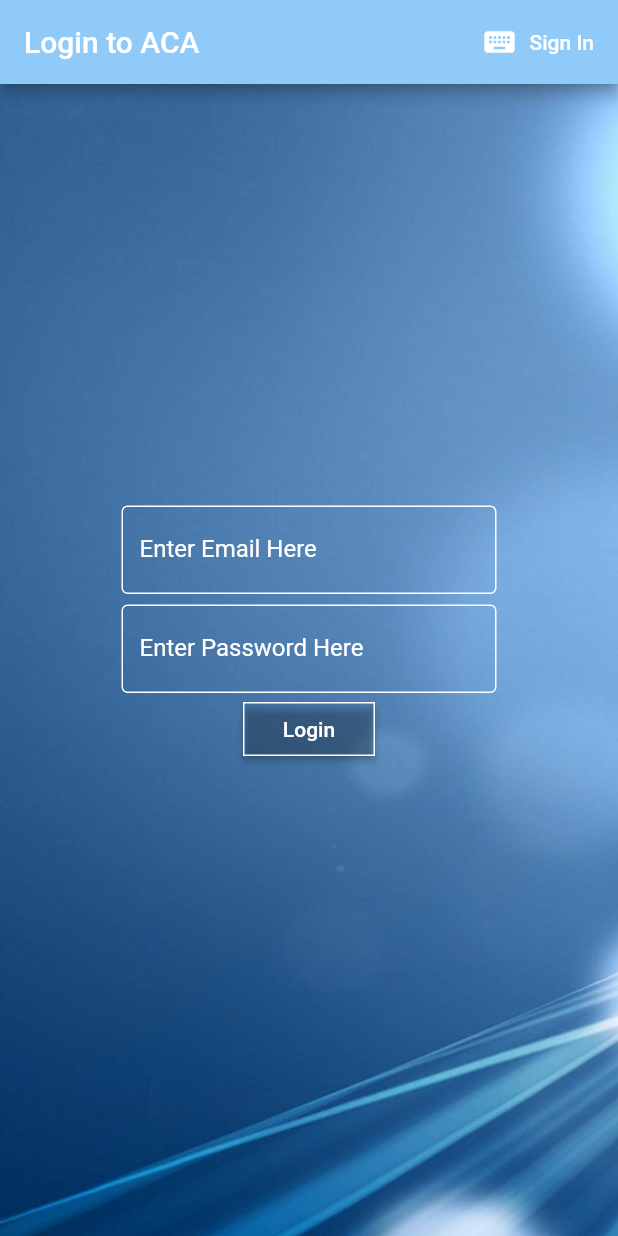
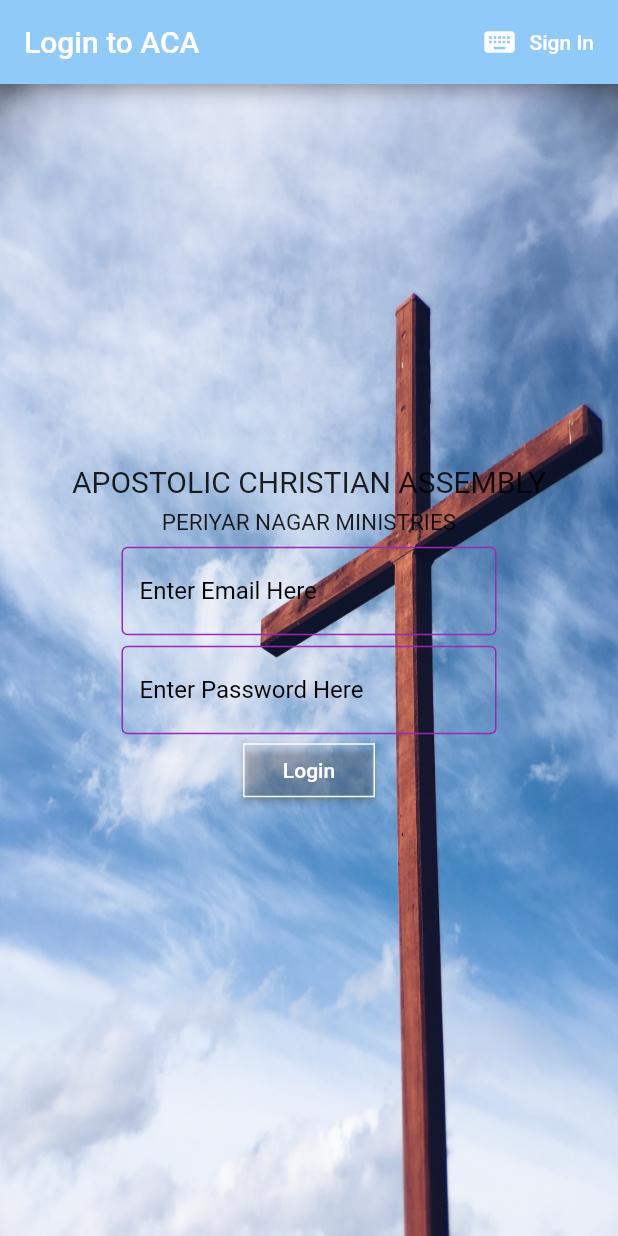
Before and after one commit to acapnm/ACA_Dove, a Flutter app: the screen it shows after launch, on a phone screen of 412 x 824 dp. Run offline on Flutter 3.47's test engine with Material 2 defaults, Android fonts, the phone set to English and light mode, and no system bars; our stand-ins replace cloud_firestore, firebase_auth, flutter_spinkit; accounts and stored records are empty.

```diff
--- a/lib/screens/login.dart
+++ b/lib/screens/login.dart
@@ -41,7 +41,7 @@ class _loginState extends State<login> {
       body: Container(
         decoration: BoxDecoration(
           image: DecorationImage(
-            image: AssetImage("assets/BG_Template1.jpg"),
+            image: AssetImage("assets/Cross.jpg"),
             fit: BoxFit.fill,
           )
         ),
@@ -49,6 +49,30 @@ class _loginState extends State<login> {
           key: _loginFormKey,
           mainAxisAlignment: MainAxisAlignment.center,
           children: <Widget>[
+          Row (
+          mainAxisAlignment: MainAxisAlignment.center,
+          children: <Widget>[
+            Container(
+              //padding: EdgeInsets.all(100),
+              child: Text('APOSTOLIC CHRISTIAN ASSEMBLY',
+              style: TextStyle(fontSize: 20),
+              ),
+              ),
+          ],),
+          //Spacer(flex: 1 ),
+          SizedBox(height: 7),
+          Row (
+          mainAxisAlignment: MainAxisAlignment.center,
+          children: <Widget>[
+            Container(
+              //padding: EdgeInsets.all(100),
+              child: Text('PERIYAR NAGAR MINISTRIES',
+              style: TextStyle(fontSize: 15),
+              ),
+              ),
+          ],),
+          //Spacer(flex: 1 ),
+          SizedBox(height: 7),
         Row (
           mainAxisAlignment: MainAxisAlignment.center,
           children: <Widget>[
@@ -59,13 +83,13 @@ class _loginState extends State<login> {
                 //validator: (val_userEmail) => val_userEmail.isEmpty ? 'Enter your Email address' : null,
                 decoration: InputDecoration(
                   enabledBorder: OutlineInputBorder(
-                    borderSide: BorderSide(color: Colors.white),
+                    borderSide: BorderSide(color: Colors.purple),
                   ),
                   border: OutlineInputBorder(),
                     labelText: 'Enter Email Here',
-                    labelStyle: TextStyle(color: Colors.white),
+                    labelStyle: TextStyle(color: Colors.black),
                     hintText: 'Enter Email Here',
-                    hintStyle: TextStyle(color: Colors.white),
+                    hintStyle: TextStyle(color: Colors.black),
                 ),
                 autofocus: false,
                 onChanged: (val_userEmail) {
@@ -84,13 +108,13 @@ class _loginState extends State<login> {
               child: TextField(
                 decoration: InputDecoration(
                   enabledBorder: OutlineInputBorder(
-                    borderSide: BorderSide(color: Colors.white),
+                    borderSide: BorderSide(color: Colors.purple),
                   ),
                   border: OutlineInputBorder(),
                     labelText: 'Enter Password Here',
-                    labelStyle: TextStyle(color: Colors.white),
+                    labelStyle: TextStyle(color: Colors.black),
                     hintText: 'Enter Password Here',
-                    hintStyle: TextStyle(color: Colors.white),
+                    hintStyle: TextStyle(color: Colors.black),
                 ),
                 autofocus: false,
                 obscureText: true,
--- a/lib/screens/register.dart
+++ b/lib/screens/register.dart
@@ -17,7 +17,7 @@ class _RegisterClassState extends State<RegisterClass> {
   final authService _auth = authService();
   final _registerFormKey = GlobalKey<FormState>();
 
-  String phone = '';
+  int phone = 0;
   String pwd = '';
   String name = '';
   String email = '';
@@ -69,7 +69,7 @@ class _RegisterClassState extends State<RegisterClass> {
                     validator: (val_userPhone) => val_userPhone.length < 10 ? 'Enter 10 digit number' : null,
                     decoration: formTextDecoration.copyWith(hintText: 'Enter Phone number'),
                     onChanged: (val_userPhone) {
-                      setState(() => phone = val_userPhone);
+                      setState(() => phone = int.parse(val_userPhone));
                     },
                   ),
                   ),
@@ -127,7 +127,7 @@ class _RegisterClassState extends State<RegisterClass> {
                     onPressed: () async {
                       setState(() => loading = true);
                         if (_registerFormKey.currentState.validate()){
-                          dynamic regResult = await _auth.createUserID(email, pwd);
+                          dynamic regResult = await _auth.createUserID(name, phone, email, address, pwd);
                           if (regResult == null){
                             setState(() {
                               error = 'Please provide valid email';
@@ -147,7 +147,7 @@ class _RegisterClassState extends State<RegisterClass> {
           ),
         ),
       ),
-      ),
+        ),
 
     );
   }
--- a/lib/services/auth.dart
+++ b/lib/services/auth.dart
@@ -1,6 +1,7 @@
 import 'package:firebase_auth/firebase_auth.dart';
 import 'package:login_page/models/userId.dart';
 import 'package:login_page/screens/login.dart';
+import 'package:login_page/services/firebaseDB.dart';
 
 class authService{
 
@@ -40,10 +41,15 @@ class authService{
         }
       }
 
-      Future createUserID(String email, String password) async {
+      //register with email and password
+      Future createUserID(String userName, int userMobile, String email, String userAddress, String password) async {
         try{
           AuthResult result = await _auth.createUserWithEmailAndPassword(email: email, password: password);
           FirebaseUser user = result.user;
+
+          // create new doc for the user with uid
+          await DBService(uid: user.uid).updateUserDB(userName, userMobile, email, userAddress);
+
           return _userFBU(user);
         }catch(e){
           print(e.toString());
--- /dev/null
+++ b/lib/services/firebaseDB.dart
@@ -0,0 +1,19 @@
+import 'package:cloud_firestore/cloud_firestore.dart';
+
+class DBService {
+  final String uid;
+  DBService({ this.uid });
+
+  //collection Ref
+  final CollectionReference userData = Firestore.instance.collection('userDB');
+
+  Future updateUserDB(String userName, int userMobile, String userEmail, String userAddress ) async {
+    return await userData.document(uid).setData({
+      'Name' : userName,
+      'Mobile' : userMobile,
+      'Email' : userEmail,
+      'Address' : userAddress,
+    }
+    );
+  }
+}
```
Also changed, not shown: assets/Cross.jpg (added).
